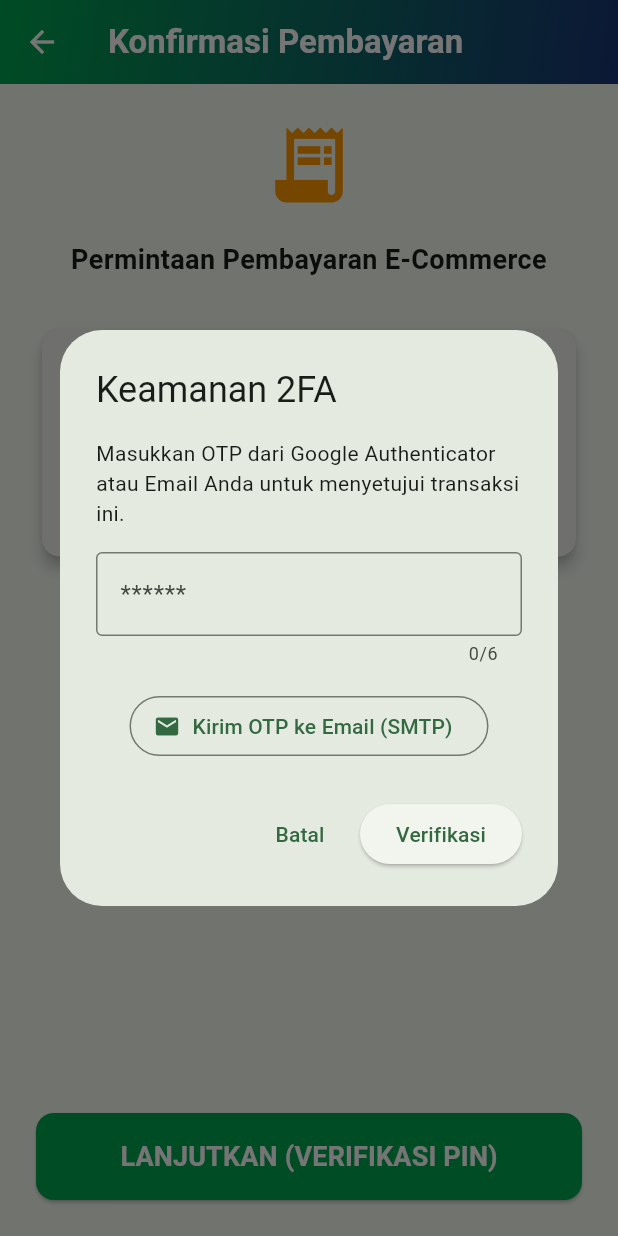
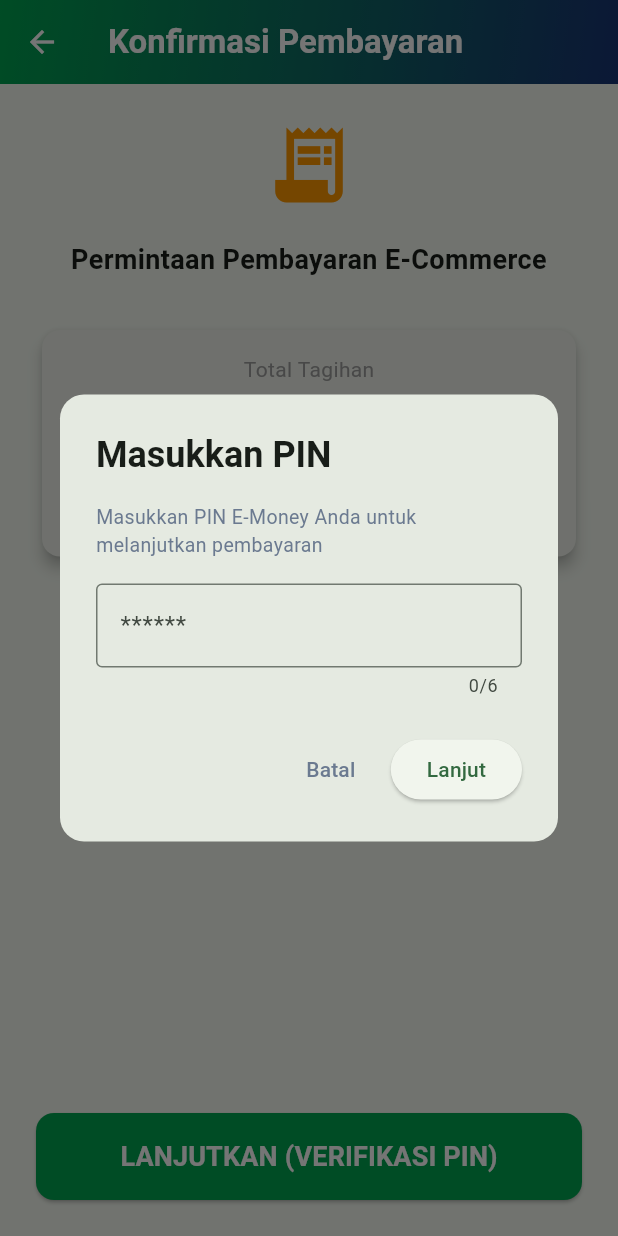
Before and after one commit to muhamadayeshaaulia/emoney_walet, a Flutter app: the PaymentConfirmationPage screen opened directly with empty values, after a tap on "LANJUTKAN (VERIFIKASI PIN)", on a phone screen of 412 x 824 dp. Run offline on Flutter 3.47's test engine with Material 3 defaults, Android fonts, the phone set to English and light mode, and no system bars; our stand-ins replace app_links, dio, firebase_auth, firebase_core, flutter_local_notifications, flutter_secure_storage and 3 more; missing offline and left inert: gal; accounts and stored records are empty; network calls fail.

Commit message:
feat : memperbaiki konfirmasi pembayaran

```diff
--- a/lib/features/wallet/presentation/pages/payment_confirmation_page.dart
+++ b/lib/features/wallet/presentation/pages/payment_confirmation_page.dart
@@ -23,32 +23,79 @@ class PaymentConfirmationPage extends StatefulWidget {
 class _PaymentConfirmationPageState extends State<PaymentConfirmationPage> {
   bool _isLoading = false;
 
-  void _showPinDialog() {
-    final TextEditingController pinController = TextEditingController();
+  void _showPinDialog() async {
+    // 1. PIN Verifikasi Dummy
+    if (!mounted) return;
+    final bool? isPinValid = await showDialog<bool>(
+      context: context,
+      barrierDismissible: false,
+      builder: (ctx) {
+        final _pinController = TextEditingController();
+        return AlertDialog(
+          shape: RoundedRectangleBorder(borderRadius: BorderRadius.circular(16)),
+          title: const Text('Masukkan PIN', style: TextStyle(fontWeight: FontWeight.bold)),
+          content: SingleChildScrollView(
+            child: Column(
+              mainAxisSize: MainAxisSize.min,
+              children: [
+                const Text('Masukkan PIN E-Money Anda untuk melanjutkan pembayaran', style: TextStyle(fontSize: 13, color: AppColors.slate500)),
+                const SizedBox(height: 16),
+                TextField(
+                  controller: _pinController,
+                  keyboardType: TextInputType.number,
+                  obscureText: true,
+                  maxLength: 6,
+                  decoration: const InputDecoration(hintText: '******', border: OutlineInputBorder()),
+                ),
+              ],
+            ),
+          ),
+          actions: [
+            TextButton(
+              onPressed: () => Navigator.pop(ctx, false),
+              child: const Text('Batal', style: TextStyle(color: AppColors.slate500)),
+            ),
+            ElevatedButton(
+              onPressed: () {
+                if (_pinController.text.length >= 4) {
+                  Navigator.pop(ctx, true);
+                } else {
+                  ScaffoldMessenger.of(ctx).showSnackBar(const SnackBar(content: Text('PIN tidak valid')));
+                }
+              },
+              child: const Text('Lanjut'),
+            ),
+          ],
+        );
+      },
+    );
+
+    if (isPinValid != true || !mounted) return;
+
+    // 2. Google Authenticator / Email OTP
     String currentOtpType = 'totp';
 
-    showDialog(
+    final String? authCode = await showDialog<String>(
       context: context,
       barrierDismissible: false,
-      builder: (context) {
+      builder: (ctx) {
+        final _authController = TextEditingController();
         return StatefulBuilder(
           builder: (context, setDialogState) {
             return AlertDialog(
-              title: const Text('Keamanan 2FA'),
-              content: Column(
+              shape: RoundedRectangleBorder(borderRadius: BorderRadius.circular(16)),
+              title: const Text('Google Authenticator / Email', style: TextStyle(fontWeight: FontWeight.bold)),
+              content: SingleChildScrollView(
+                child: Column(
                   mainAxisSize: MainAxisSize.min,
                   children: [
-                  const Text('Masukkan OTP dari Google Authenticator atau Email Anda untuk menyetujui transaksi ini.'),
+                    const Text('Masukkan 6 digit kode dari Google Authenticator atau Email Anda', style: TextStyle(fontSize: 13, color: AppColors.slate500)),
                     const SizedBox(height: 16),
                     TextField(
-                    controller: pinController,
+                      controller: _authController,
                       keyboardType: TextInputType.number,
-                    obscureText: true,
                       maxLength: 6,
-                    decoration: const InputDecoration(
-                      border: OutlineInputBorder(),
-                      hintText: '******',
-                    ),
+                      decoration: const InputDecoration(hintText: '123456', border: OutlineInputBorder()),
                     ),
                     const SizedBox(height: 16),
                     OutlinedButton.icon(
@@ -73,7 +120,7 @@ class _PaymentConfirmationPageState extends State<PaymentConfirmationPage> {
                         }
                       },
                       icon: const Icon(Icons.email),
-                    label: const Text('Kirim OTP ke Email (SMTP)'),
+                      label: const Text('Kirim OTP ke Email'),
                     ),
                     if (currentOtpType == 'email')
                       const Padding(
@@ -82,21 +129,18 @@ class _PaymentConfirmationPageState extends State<PaymentConfirmationPage> {
                       )
                   ],
                 ),
+              ),
               actions: [
                 TextButton(
-                  onPressed: () => Navigator.pop(context),
-                  child: const Text('Batal'),
+                  onPressed: () => Navigator.pop(ctx, null),
+                  child: const Text('Batal', style: TextStyle(color: AppColors.slate500)),
                 ),
                 ElevatedButton(
                   onPressed: () {
-                    final pin = pinController.text;
-                    if (pin.length >= 4) {
-                      Navigator.pop(context); // Tutup dialog
-                      _processPayment(pin, currentOtpType);
+                    if (_authController.text.length >= 4) {
+                      Navigator.pop(ctx, _authController.text);
                     } else {
-                      ScaffoldMessenger.of(context).showSnackBar(
-                        const SnackBar(content: Text('OTP tidak valid! Minimal 4 digit.')),
-                      );
+                      ScaffoldMessenger.of(ctx).showSnackBar(const SnackBar(content: Text('Kode tidak valid!')));
                     }
                   },
                   child: const Text('Verifikasi'),
@@ -107,6 +151,10 @@ class _PaymentConfirmationPageState extends State<PaymentConfirmationPage> {
         );
       },
     );
+
+    if (authCode != null && authCode.isNotEmpty) {
+      _processPayment(authCode, currentOtpType);
+    }
   }
 
   Future<void> _processPayment(String otpCode, String otpType) async {
```
Lines whose indentation alone changed are shown as unchanged.
